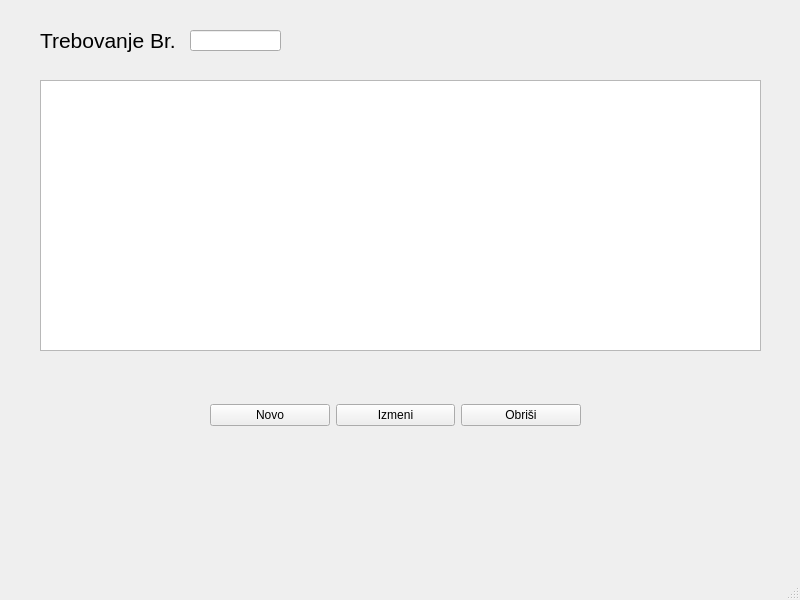
Old version of the form formatrebovanje.ui in the repository s-pab/Commercium.
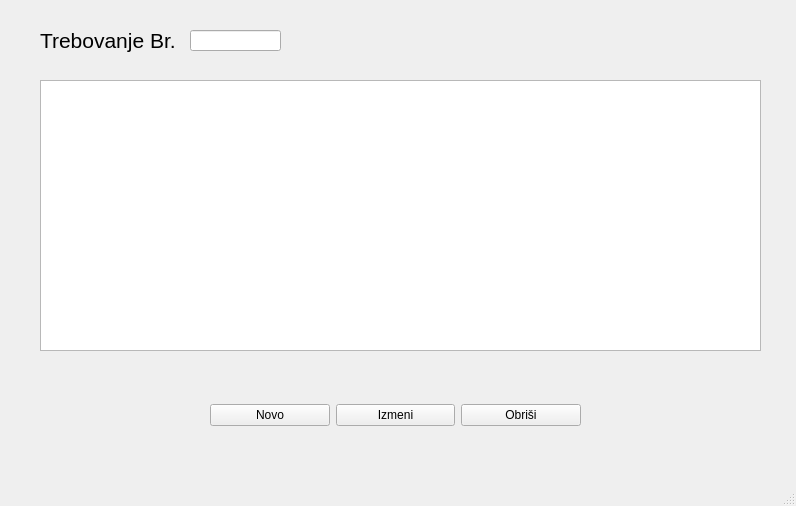
New version of the form.

The edit to the form file:
```diff
--- a/formatrebovanje.ui
+++ b/formatrebovanje.ui
@@ -6,10 +6,16 @@
    <rect>
     <x>0</x>
     <y>0</y>
-    <width>800</width>
-    <height>600</height>
+    <width>796</width>
+    <height>506</height>
    </rect>
   </property>
+  <property name="minimumSize">
+   <size>
+    <width>796</width>
+    <height>506</height>
+   </size>
+  </property>
   <property name="windowTitle">
    <string>Trebovanje</string>
   </property>
```
Left out of the diff: 2 changed lines with no effect on the pictures.
